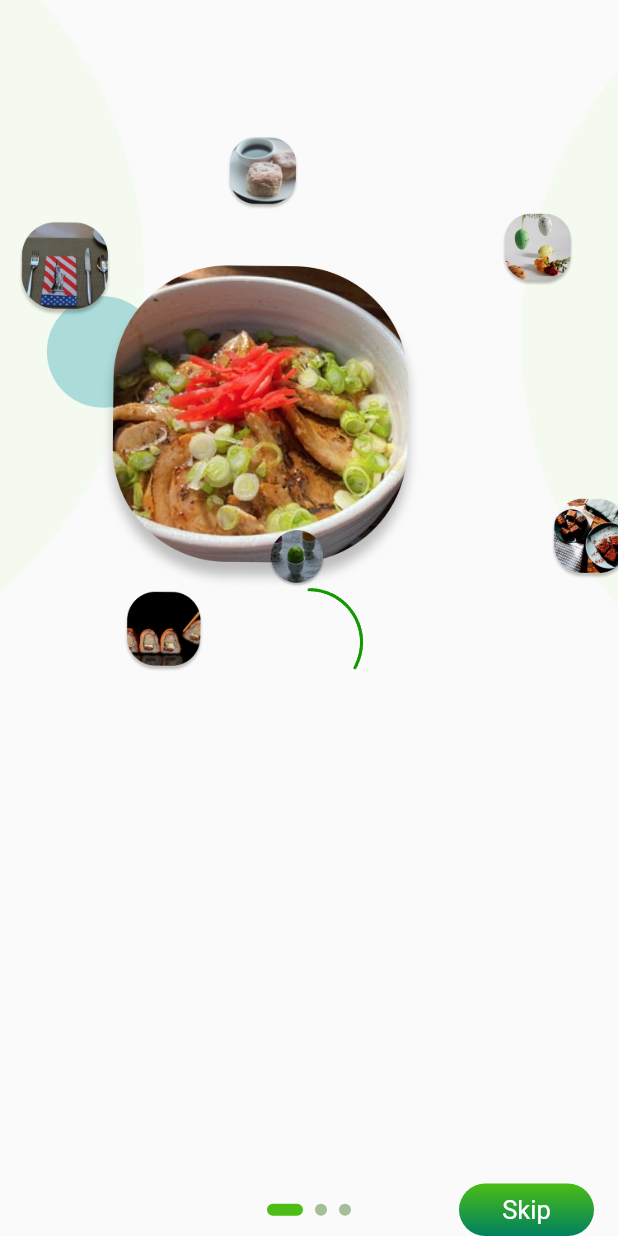
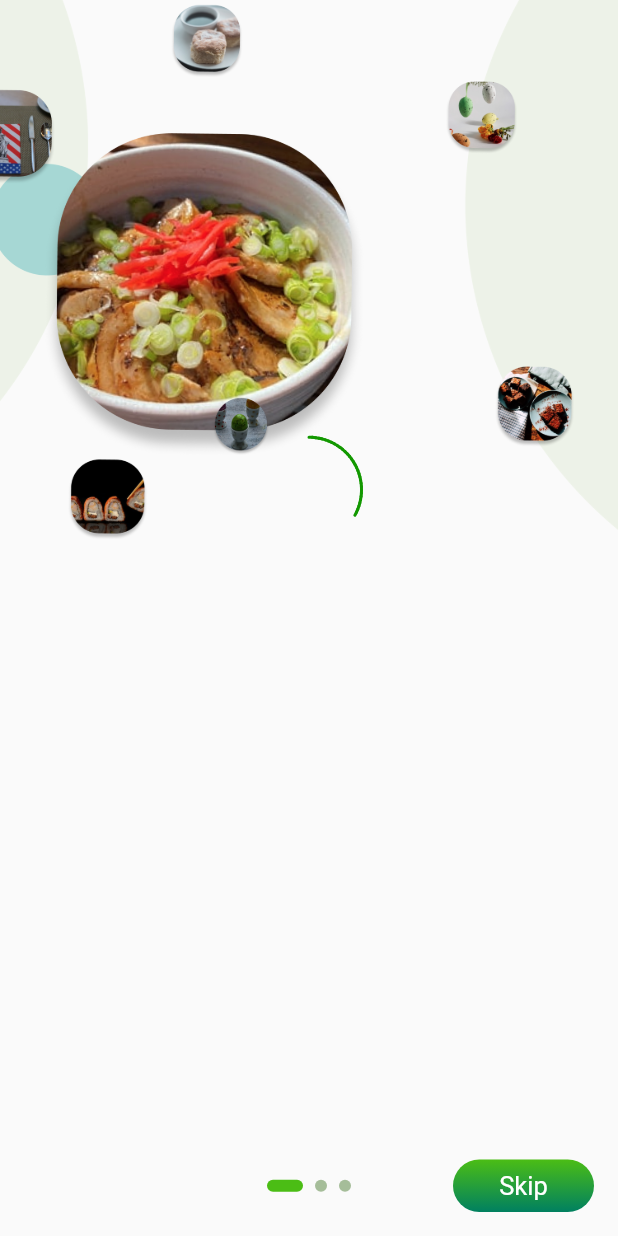
Before and after one commit to Aanu1995/expiry_date, a Flutter app: the screen it shows after launch, on a phone screen of 412 x 824 dp. Run offline on Flutter 3.47's test engine with Material 2 defaults, Android fonts, the phone set to English and light mode, and no system bars; drawn by our look-alikes of smooth_page_indicator, step_progress_indicator.

```diff
--- a/lib/views/pages/onboarding/onboarding_screen.dart
+++ b/lib/views/pages/onboarding/onboarding_screen.dart
@@ -54,6 +54,7 @@ class _OnBoardingScreenState extends State<OnBoardingScreen> {
             child: Container(
               width: double.maxFinite,
               padding: const EdgeInsets.symmetric(horizontal: 16.0),
+              margin: EdgeInsets.only(bottom: 16.0),
               child: Stack(
                 alignment: Alignment.center,
                 children: [
@@ -74,7 +75,7 @@ class _OnBoardingScreenState extends State<OnBoardingScreen> {
                     child: InkWell(
                       child: Container(
                         height: 35.0,
-                        width: 90.0,
+                        width: 94.0,
                         alignment: Alignment.center,
                         decoration: BoxDecoration(
                           borderRadius: BorderRadius.circular(20.0),
--- a/lib/views/pages/onboarding/slide.dart
+++ b/lib/views/pages/onboarding/slide.dart
@@ -14,13 +14,13 @@ class Slide extends StatelessWidget {
     return Column(
       children: [
         Expanded(
-          flex: 5,
+          flex: 4,
           child: Stack(
             fit: StackFit.expand,
             children: [
               Image.asset(
                 slideModel.image!,
-                fit: BoxFit.cover,
+                fit: BoxFit.fitWidth,
               ),
               Align(
                 alignment: Alignment.bottomCenter,
@@ -42,7 +42,7 @@ class Slide extends StatelessWidget {
         ),
         const VMargin(multiplier: 5),
         Expanded(
-          flex: 3,
+          flex: 4,
           child: Offstage(),
         ),
       ],
```
Also changed, not shown: pubspec.yaml (+9 -2 lines), assets/icons/logo.png, assets/images/slide2.png, pubspec.lock, 28 other files.
